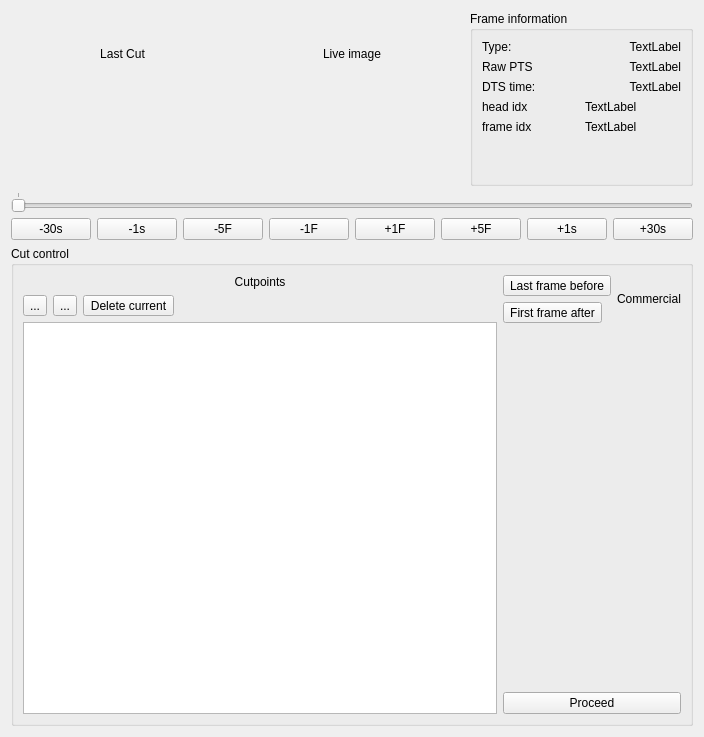
Qt form editor/editor.ui (xqms/justcutit) before a commit.
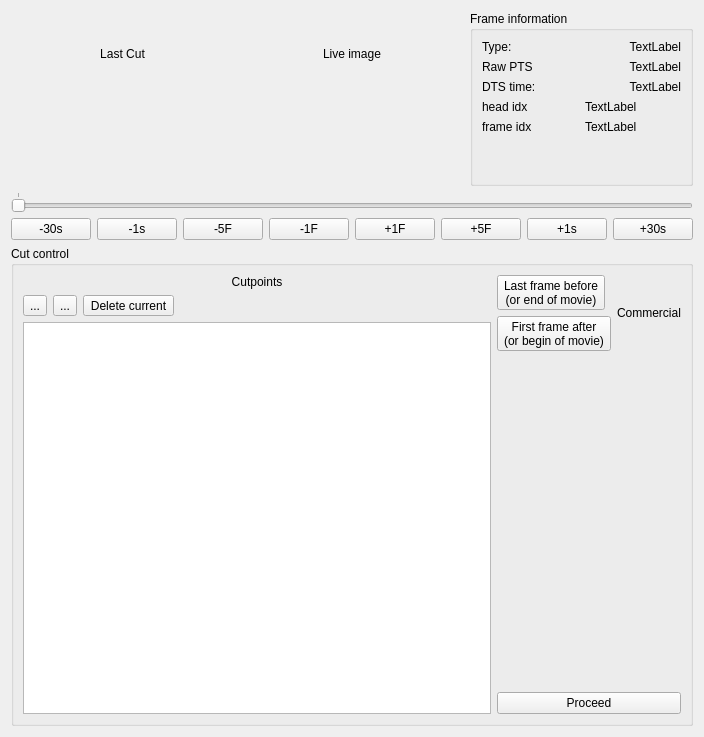
The same form after that commit. Icons and pictures are not drawn. Custom widgets are drawn as their Qt base class.

Commit message: editor: slightly more helpful cutting button labels

Patch:
```diff
--- a/editor/editor.ui
+++ b/editor/editor.ui
@@ -301,7 +301,8 @@
           <item row="0" column="0">
            <widget class="QToolButton" name="cutOutButton">
             <property name="text">
-             <string>Last frame before</string>
+             <string>Last frame before
+(or end of movie)</string>
             </property>
             <property name="icon">
              <iconset>
@@ -315,7 +316,8 @@
           <item row="1" column="0">
            <widget class="QToolButton" name="cutInButton">
             <property name="text">
-             <string>First frame after</string>
+             <string>First frame after
+(or begin of movie)</string>
             </property>
             <property name="icon">
              <iconset>
```
The commit also changes 1 other file.
